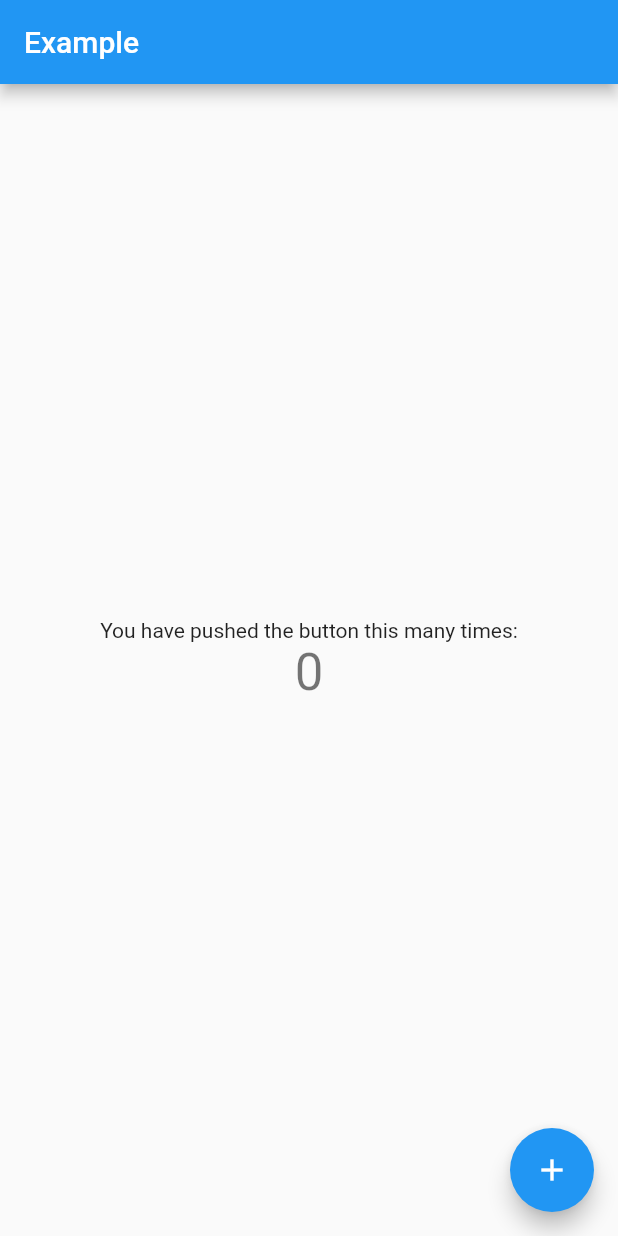
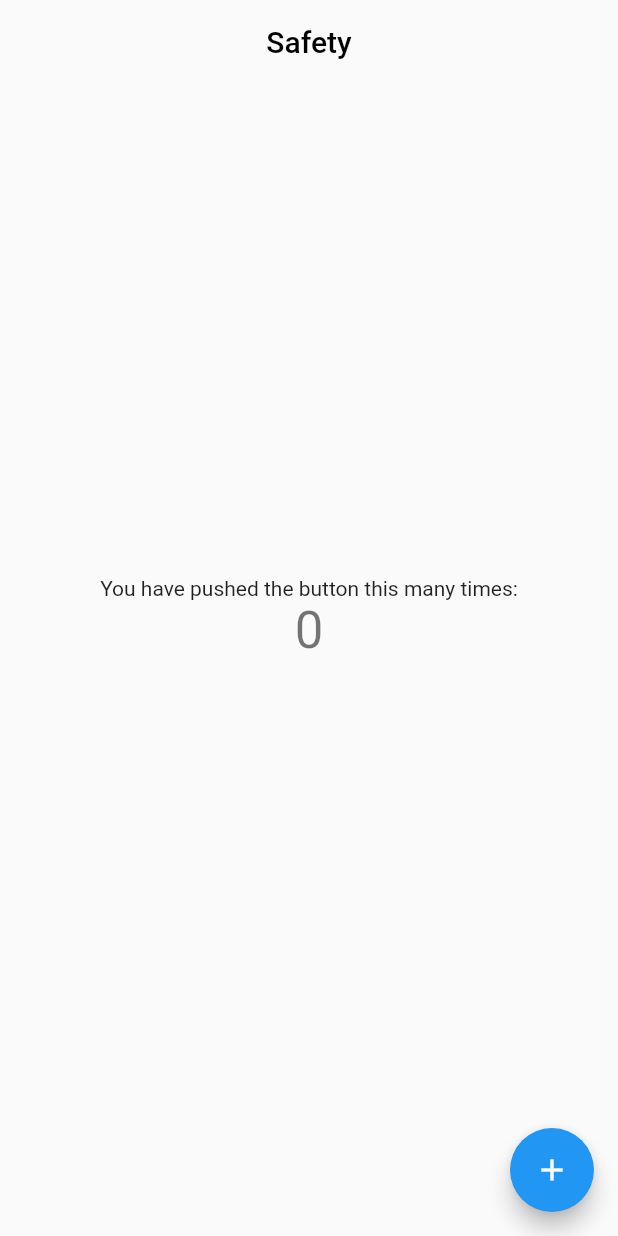
Before and after one commit to Kurama-tech/safety-ui, a Flutter app: the screen it shows after launch, on a phone screen of 412 x 824 dp. Run offline on Flutter 3.47's test engine with Material 2 defaults, Android fonts, the phone set to English and light mode, and no system bars.

Commit message:
added floating app bar

```diff
--- a/lib/main.dart
+++ b/lib/main.dart
@@ -4,6 +4,7 @@ import 'package:flutter/material.dart';
 import 'package:provider/provider.dart';
 import 'package:safety/provider/counter.dart';
 import 'package:safety/view/counterView.dart';
+import 'package:safety/view/homeView.dart';
 
 /// This is a reimplementation of the default Flutter application using provider + [ChangeNotifier].
 
@@ -34,41 +35,3 @@ class MyApp extends StatelessWidget {
     );
   }
 }
-
-class MyHomePage extends StatelessWidget {
-  const MyHomePage({key}) : super(key: key);
-
-  @override
-  Widget build(BuildContext context) {
-    return Scaffold(
-      appBar: AppBar(
-        title: const Text('Example'),
-      ),
-      body: Center(
-        child: Column(
-          mainAxisSize: MainAxisSize.min,
-          mainAxisAlignment: MainAxisAlignment.center,
-          children: const <Widget>[
-            Text('You have pushed the button this many times:'),
-
-            /// Extracted as a separate widget for performance optimization.
-            /// As a separate widget, it will rebuild independently from [MyHomePage].
-            ///
-            /// This is totally optional (and rarely needed).
-            /// Similarly, we could also use [Consumer] or [Selector].
-            Count(),
-          ],
-        ),
-      ),
-      floatingActionButton: FloatingActionButton(
-        key: const Key('increment_floatingActionButton'),
-
-        /// Calls `context.read` instead of `context.watch` so that it does not rebuild
-        /// when [Counter] changes.
-        onPressed: () => context.read<Counter>().increment(),
-        tooltip: 'Increment',
-        child: const Icon(Icons.add),
-      ),
-    );
-  }
-}
--- /dev/null
+++ b/lib/view/homeView.dart
@@ -0,0 +1,54 @@
+import 'dart:developer';
+import 'package:safety/provider/counter.dart';
+import 'package:provider/provider.dart';
+
+import 'package:flutter/material.dart';
+import 'package:safety/view/counterView.dart';
+
+class MyHomePage extends StatelessWidget {
+  const MyHomePage({key}) : super(key: key);
+  static const title = "Safety";
+  @override
+  Widget build(BuildContext context) {
+    return Scaffold(
+      appBar: AppBar(
+        centerTitle: true,
+
+        title:
+        Text(
+          title,
+          textAlign: TextAlign.center,
+          style: TextStyle(color: Colors.black,),
+        ),
+        backgroundColor: Colors.transparent,
+        elevation: 0.0,
+      ),
+      extendBodyBehindAppBar: true,
+      body: Center(
+        child: Column(
+          mainAxisSize: MainAxisSize.min,
+          mainAxisAlignment: MainAxisAlignment.center,
+          children: const <Widget>[
+            Text('You have pushed the button this many times:'),
+
+            /// Extracted as a separate widget for performance optimization.
+            /// As a separate widget, it will rebuild independently from [MyHomePage].
+            ///
+            /// This is totally optional (and rarely needed).
+            /// Similarly, we could also use [Consumer] or [Selector].
+            Count(), //https://github.com/Kurama-tech/safety-ui.git
+          ],
+        ),
+      ),
+      floatingActionButton: FloatingActionButton(
+        key: const Key('increment_floatingActionButton'),
+
+        /// Calls `context.read` instead of `context.watch` so that it does not rebuild
+        /// when [Counter] changes.
+        onPressed: () => context.read<Counter>().increment(),
+        tooltip: 'Increment',
+        child: const Icon(Icons.add),
+      ),
+    );
+  }
+}
```
